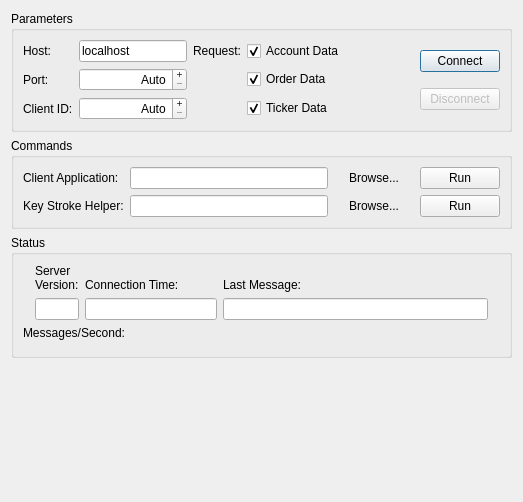
Above: profit/workbench/widgets/ui_connectionwidget.ui from hpsilva/profitpy before the change. Below: the same form after it.
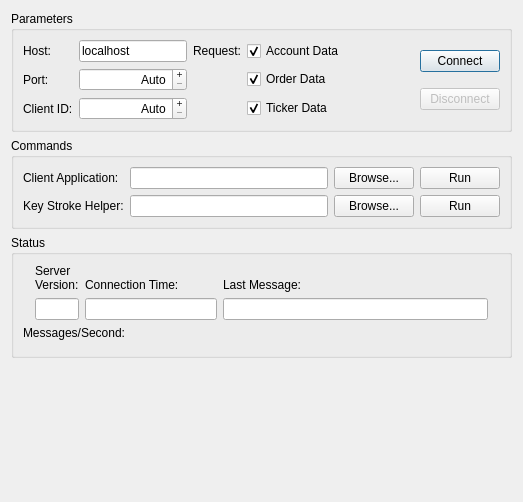
That is the form after the change. Icons and pictures are not drawn. Custom widgets are drawn as their Qt base class.

The edit to the form file:
```diff
--- a/profit/workbench/widgets/ui_connectionwidget.ui
+++ b/profit/workbench/widgets/ui_connectionwidget.ui
@@ -292,9 +292,6 @@
         <property name="text" >
          <string>Browse...</string>
         </property>
-        <property name="flat" >
-         <bool>true</bool>
-        </property>
        </widget>
       </item>
       <item row="2" column="4" >
@@ -302,9 +299,6 @@
         <property name="text" >
          <string>Browse...</string>
         </property>
-        <property name="flat" >
-         <bool>true</bool>
-        </property>
        </widget>
       </item>
      </layout>
```
